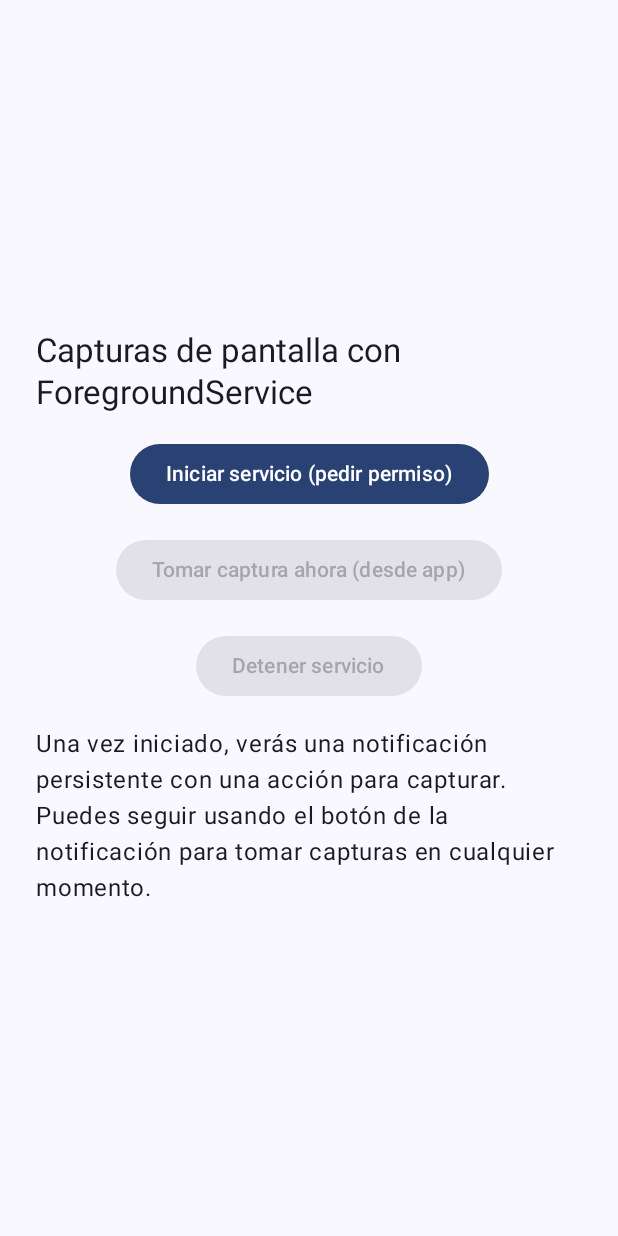
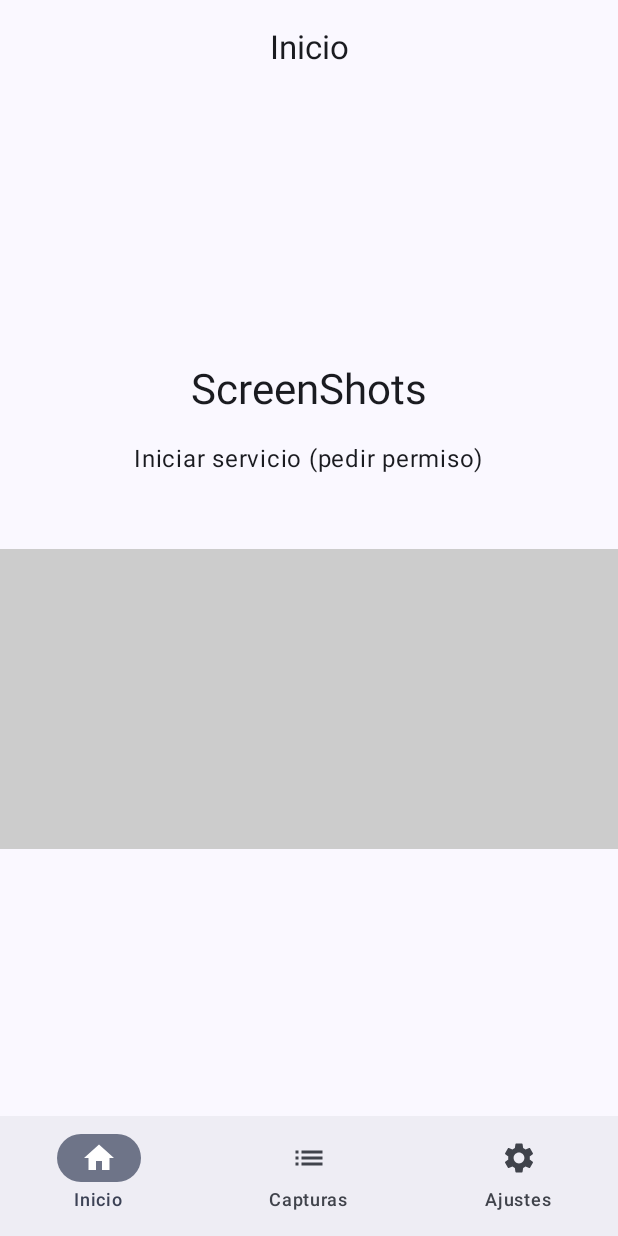
Before and after one commit to gtamayoc/Shotly, an Android app built with Jetpack Compose: the screen it shows after launch (MainActivity), on a phone screen of 412 x 824 dp. Run offline under Robolectric (Android 15) with nearby library versions, the phone set to English and light mode, and no system bars.

Commit message:
CAMBIOS A LA BASE.

```diff
--- a/app/src/main/AndroidManifest.xml
+++ b/app/src/main/AndroidManifest.xml
@@ -29,7 +29,7 @@
         <activity
             android:name=".MainActivity"
             android:exported="true"
-            android:label="@string/title_activity_main"
+            android:label="@string/app_name"
             android:theme="@style/Theme.Capturas">
             <intent-filter>
                 <action android:name="android.intent.action.MAIN" />
--- a/app/src/main/java/com/example/shotly/HomeScreen.kt
+++ /dev/null
@@ -1,121 +0,0 @@
-package com.example.shotly
-
-import android.app.Activity
-import android.app.NotificationManager
-import android.content.Context
-import android.content.Intent
-import android.media.projection.MediaProjectionManager
-import android.os.Build
-import androidx.activity.ComponentActivity
-import androidx.activity.result.contract.ActivityResultContracts
-import androidx.compose.foundation.layout.Arrangement
-import androidx.compose.foundation.layout.Column
-import androidx.compose.foundation.layout.fillMaxSize
-import androidx.compose.foundation.layout.padding
-import androidx.compose.material3.Button
-import androidx.compose.material3.MaterialTheme
-import androidx.compose.material3.Text
-import androidx.compose.runtime.Composable
-import androidx.compose.runtime.getValue
-import androidx.compose.runtime.mutableStateOf
-import androidx.compose.runtime.remember
-import androidx.compose.runtime.setValue
-import androidx.compose.ui.Alignment
-import androidx.compose.ui.Modifier
-import androidx.compose.ui.platform.LocalContext
-import androidx.compose.ui.unit.dp
-import androidx.core.content.ContextCompat
-import androidx.activity.compose.rememberLauncherForActivityResult
-
-
-@Composable
-fun HomeScreen(mpm: MediaProjectionManager) {
-    val context = LocalContext.current
-    var hasNotifPerm by remember { mutableStateOf(checkNotificationsPermission(context)) }
-    var serviceRunning by remember { mutableStateOf(false) }
-
-    val mpLauncher = rememberLauncherForActivityResult(
-        contract = ActivityResultContracts.StartActivityForResult()
-    ) { result ->
-        if (result.resultCode == Activity.RESULT_OK && result.data != null) {
-            val startIntent = Intent(context, ScreenshotService::class.java).apply {
-                action = ScreenshotService.ACTION_START
-                putExtra(ScreenshotService.EXTRA_RESULT_CODE, result.resultCode)
-                putExtra(ScreenshotService.EXTRA_DATA_INTENT, result.data)
-            }
-            ContextCompat.startForegroundService(context, startIntent)
-        }
-    }
-
-    val notifPermLauncher = rememberLauncherForActivityResult(
-        contract = ActivityResultContracts.RequestPermission()
-    ) { granted ->
-        hasNotifPerm = granted || Build.VERSION.SDK_INT < Build.VERSION_CODES.TIRAMISU
-    }
-
-    Column(
-        modifier = Modifier
-            .fillMaxSize()
-            .padding(24.dp),
-        verticalArrangement = Arrangement.spacedBy(16.dp, Alignment.CenterVertically),
-        horizontalAlignment = Alignment.CenterHorizontally
-    ) {
-        Text(
-            "Capturas de pantalla con ForegroundService",
-            style = MaterialTheme.typography.titleLarge
-        )
-
-        Button(
-            onClick = {
-                if (Build.VERSION.SDK_INT >= Build.VERSION_CODES.TIRAMISU && !hasNotifPerm) {
-                    notifPermLauncher?.launch(android.Manifest.permission.POST_NOTIFICATIONS)
-                    return@Button
-                }
-                mpLauncher?.launch(mpm.createScreenCaptureIntent())
-            }
-        ) {
-            Text(if (!serviceRunning) "Iniciar servicio (pedir permiso)" else "Reiniciar servicio")
-        }
-
-        Button(
-            enabled = serviceRunning,
-            onClick = {
-                val captureIntent = Intent(context, ScreenshotService::class.java).apply {
-                    action = ScreenshotService.ACTION_CAPTURE
-                }
-                ContextCompat.startForegroundService(context, captureIntent)
-            }
-        ) {
-            Text("Tomar captura ahora (desde app)")
-        }
-
-        Button(
-            enabled = serviceRunning,
-            onClick = {
-                val stopIntent = Intent(context, ScreenshotService::class.java).apply {
-                    action = ScreenshotService.ACTION_STOP
-                }
-                ContextCompat.startForegroundService(context, stopIntent)
-                serviceRunning = false
-                // Opcional: limpiar notificaciones
-                (context.getSystemService(Context.NOTIFICATION_SERVICE) as NotificationManager)
-                    .cancel(ScreenshotService.NOTIF_ID)
-            }
-        ) {
-            Text("Detener servicio")
-        }
-
-        Text(
-            "Una vez iniciado, verás una notificación persistente con una acción para capturar. " +
-                    "Puedes seguir usando el botón de la notificación para tomar capturas en cualquier momento."
-        )
-    }
-}
-
-private fun checkNotificationsPermission(context: Context): Boolean {
-    return Build.VERSION.SDK_INT < Build.VERSION_CODES.TIRAMISU ||
-            ContextCompat.checkSelfPermission(
-                context,
-                android.Manifest.permission.POST_NOTIFICATIONS
-            ) == android.content.pm.PackageManager.PERMISSION_GRANTED
-}
--- a/app/src/main/java/com/example/shotly/MainActivity.kt
+++ b/app/src/main/java/com/example/shotly/MainActivity.kt
@@ -1,29 +1,22 @@
 package com.example.shotly
 
-import android.content.Context
 import android.media.projection.MediaProjectionManager
 import android.os.Bundle
 import androidx.activity.ComponentActivity
 import androidx.activity.compose.setContent
-import androidx.compose.foundation.layout.fillMaxSize
-import androidx.compose.material3.Surface
-import androidx.compose.ui.Modifier
-import com.example.shotly.ui.theme.ShotlyTheme
+import androidx.lifecycle.viewmodel.compose.viewModel
+import com.example.shotly.navigation.AppNavHost
+import com.example.shotly.viewModel.SharedViewModel
 
 class MainActivity : ComponentActivity() {
-    private lateinit var mpm: MediaProjectionManager
 
     override fun onCreate(savedInstanceState: Bundle?) {
         super.onCreate(savedInstanceState)
 
-        mpm = getSystemService(Context.MEDIA_PROJECTION_SERVICE) as MediaProjectionManager
-
         setContent {
-            ShotlyTheme {
-                Surface(modifier = Modifier.fillMaxSize()) {
-                    HomeScreen(mpm = mpm)
-                }
-            }
+            val sharedVM: SharedViewModel = viewModel()
+            sharedVM.mpm = getSystemService(MEDIA_PROJECTION_SERVICE) as MediaProjectionManager
+            AppNavHost(sharedVM)
         }
     }
 }
--- /dev/null
+++ b/app/src/main/java/com/example/shotly/components/HomeScreen.kt
@@ -0,0 +1,100 @@
+package com.example.shotly.components
+
+import android.Manifest
+import android.app.Activity
+import android.content.Context
+import android.content.Intent
+import android.content.pm.PackageManager
+import android.os.Build
+import androidx.activity.compose.rememberLauncherForActivityResult
+import androidx.activity.result.contract.ActivityResultContracts
+import androidx.compose.foundation.background
+import androidx.compose.foundation.layout.Arrangement
+import androidx.compose.foundation.layout.Box
+import androidx.compose.foundation.layout.Column
+import androidx.compose.foundation.layout.Spacer
+import androidx.compose.foundation.layout.fillMaxSize
+import androidx.compose.foundation.layout.fillMaxWidth
+import androidx.compose.foundation.layout.height
+import androidx.compose.foundation.layout.padding
+import androidx.compose.material3.MaterialTheme
+import androidx.compose.material3.Scaffold
+import androidx.compose.material3.Text
+import androidx.compose.runtime.Composable
+import androidx.compose.runtime.LaunchedEffect
+import androidx.compose.runtime.getValue
+import androidx.compose.runtime.mutableStateOf
+import androidx.compose.runtime.remember
+import androidx.compose.runtime.setValue
+import androidx.compose.ui.Alignment
+import androidx.compose.ui.Modifier
+import androidx.compose.ui.graphics.Color
+import androidx.compose.ui.platform.LocalContext
+import androidx.compose.ui.unit.dp
+import androidx.core.content.ContextCompat
+import com.example.shotly.ScreenshotService
+import com.example.shotly.viewModel.SharedViewModel
+
+
+@Composable
+fun HomeScreen(sharedVM: SharedViewModel) {
+    val context = LocalContext.current
+    var hasNotifPerm by remember { mutableStateOf(checkNotificationsPermission(context)) }
+    var serviceRunning by remember { mutableStateOf(false) }
+    val mpm = sharedVM.mpm
+    val mpLauncher = rememberLauncherForActivityResult(
+        contract = ActivityResultContracts.StartActivityForResult()
+    ) { result ->
+        if (result.resultCode == Activity.RESULT_OK && result.data != null) {
+            val startIntent = Intent(context, ScreenshotService::class.java).apply {
+                action = ScreenshotService.Companion.ACTION_START
+                putExtra(ScreenshotService.Companion.EXTRA_RESULT_CODE, result.resultCode)
+                putExtra(ScreenshotService.Companion.EXTRA_DATA_INTENT, result.data)
+            }
+            ContextCompat.startForegroundService(context, startIntent)
+        }
+    }
+
+    val notifPermLauncher = rememberLauncherForActivityResult(
+        contract = ActivityResultContracts.RequestPermission()
+    ) { granted ->
+        hasNotifPerm = granted || Build.VERSION.SDK_INT < Build.VERSION_CODES.TIRAMISU
+    }
+
+    LaunchedEffect(Unit) {
+        if (Build.VERSION.SDK_INT >= Build.VERSION_CODES.TIRAMISU && !hasNotifPerm) {
+            notifPermLauncher.launch(Manifest.permission.POST_NOTIFICATIONS)
+        } else {
+            mpLauncher.launch(mpm.createScreenCaptureIntent())
+        }
+    }
+
+    Scaffold {
+        Column(
+            modifier = Modifier
+                .padding(it)
+                .fillMaxSize(),
+            verticalArrangement = Arrangement.spacedBy(16.dp, Alignment.CenterVertically),
+            horizontalAlignment = Alignment.CenterHorizontally
+        ) {
+            Text("ScreenShots", style = MaterialTheme.typography.headlineMedium)
+            Text(if (!serviceRunning) "Iniciar servicio (pedir permiso)" else "Reiniciar servicio")
+            Spacer(Modifier.height(16.dp))
+            Box(
+                modifier = Modifier
+                    .fillMaxWidth()
+                    .height(200.dp)
+                    .background(Color.LightGray)
+            )
+        }
+    }
+
+}
+
+private fun checkNotificationsPermission(context: Context): Boolean {
+    return Build.VERSION.SDK_INT < Build.VERSION_CODES.TIRAMISU ||
+            ContextCompat.checkSelfPermission(
+                context,
+                Manifest.permission.POST_NOTIFICATIONS
+            ) == PackageManager.PERMISSION_GRANTED
+}
--- /dev/null
+++ b/app/src/main/java/com/example/shotly/navigation/AppNavHost.kt
@@ -0,0 +1,115 @@
+package com.example.shotly.navigation
+
+import androidx.compose.foundation.layout.fillMaxSize
+import androidx.compose.foundation.layout.padding
+import androidx.compose.material.icons.Icons
+import androidx.compose.material.icons.filled.Home
+import androidx.compose.material.icons.filled.List
+import androidx.compose.material.icons.filled.Settings
+import androidx.compose.material3.CenterAlignedTopAppBar
+import androidx.compose.material3.ExperimentalMaterial3Api
+import androidx.compose.material3.Icon
+import androidx.compose.material3.NavigationBar
+import androidx.compose.material3.NavigationBarItem
+import androidx.compose.material3.Scaffold
+import androidx.compose.material3.Text
+import androidx.compose.runtime.Composable
+import androidx.compose.ui.Modifier
+import androidx.navigation.compose.NavHost
+import androidx.navigation.compose.composable
+import androidx.navigation.compose.currentBackStackEntryAsState
+import androidx.navigation.compose.rememberNavController
+import com.example.shotly.components.AllCapturesScreen
+import com.example.shotly.components.EditorScreen
+import com.example.shotly.components.HomeScreen
+import com.example.shotly.components.SettingsScreen
+import com.example.shotly.ui.theme.ShotlyTheme
+import com.example.shotly.viewModel.SharedViewModel
+
+@OptIn(ExperimentalMaterial3Api::class)
+@Composable
+fun AppNavHost(sharedVM: SharedViewModel) {
+    val navController = rememberNavController()
+
+    ShotlyTheme {
+        // No es necesario Surface aquí si Scaffold ya maneja el fondo
+        val currentBackStackEntry = navController.currentBackStackEntryAsState().value
+        val currentRoute = currentBackStackEntry?.destination?.route
+
+        // Decide en qué rutas mostrar barras
+        val showTopBar = when (currentRoute) {
+            Screen.Home.route, Screen.AllScreens.route, Screen.Editor.route, Screen.Settings.route -> true
+            else -> false
+        }
+        val showBottomBar = showTopBar
+
+        Scaffold(
+            topBar = {
+                if (showTopBar) {
+                    CenterAlignedTopAppBar(
+                        title = { Text(topBarTitleForRoute(currentRoute)) }
+                    )
+                }
+            },
+            bottomBar = {
+                if (showBottomBar) {
+                    NavigationBar {
+                        NavigationBarItem(
+                            selected = currentRoute == Screen.Home.route,
+                            onClick = {
+                                navController.navigate(Screen.Home.route) {
+                                    launchSingleTop = true
+                                }
+                            },
+                            icon = { Icon(Icons.Default.Home, contentDescription = "Inicio") },
+                            label = { Text("Inicio") }
+                        )
+                        NavigationBarItem(
+                            selected = currentRoute == Screen.AllScreens.route,
+                            onClick = {
+                                navController.navigate(Screen.AllScreens.route) {
+                                    launchSingleTop = true
+                                }
+                            },
+                            icon = { Icon(Icons.Default.List, contentDescription = "Capturas") },
+                            label = { Text("Capturas") }
+                        )
+                        NavigationBarItem(
+                            selected = currentRoute == Screen.Settings.route,
+                            onClick = {
+                                navController.navigate(Screen.Settings.route) {
+                                    launchSingleTop = true
+                                }
+                            },
+                            icon = { Icon(Icons.Default.Settings, contentDescription = "Ajustes") },
+                            label = { Text("Ajustes") }
+                        )
+                    }
+                }
+            }
+        ) { innerPadding ->
+            // Importante: aplicar el padding del Scaffold al NavHost
+            NavHost(
+                navController = navController,
+                startDestination = Screen.Home.route,
+                modifier = Modifier
+                    .fillMaxSize()
+                    .padding(innerPadding)
+            ) {
+                composable(Screen.Home.route) { HomeScreen(sharedVM) }
+                composable(Screen.AllScreens.route) { AllCapturesScreen() }
+                composable(Screen.Editor.route) { EditorScreen(navController) }
+                composable(Screen.Settings.route) { SettingsScreen() }
+            }
+        }
+    }
+}
+
+@Composable
+private fun topBarTitleForRoute(route: String?): String = when (route) {
+    Screen.Home.route -> "Inicio"
+    Screen.AllScreens.route -> "Capturas"
+    Screen.Editor.route -> "Editor"
+    Screen.Settings.route -> "Ajustes"
+    else -> ""
+}
--- /dev/null
+++ b/app/src/main/java/com/example/shotly/navigation/Screen.kt
@@ -0,0 +1,8 @@
+package com.example.shotly.navigation
+
+sealed class Screen(val route: String) {
+    object Home : Screen("home")
+    object AllScreens : Screen("all_screens")
+    object Editor : Screen("editor")
+    object Settings : Screen("settings")
+}
--- /dev/null
+++ b/app/src/main/java/com/example/shotly/viewModel/SharedViewModel.kt
@@ -0,0 +1,9 @@
+package com.example.shotly.viewModel
+
+import android.media.projection.MediaProjectionManager
+import androidx.lifecycle.ViewModel
+
+class SharedViewModel : ViewModel() {
+    lateinit var mpm: MediaProjectionManager
+
+}
```
Also changed, not shown: app/build.gradle (+25 -6 lines), app/src/main/java/com/example/shotly/ScreenshotService.kt (+12 -0 lines), app/src/main/java/com/example/shotly/components/AllCapturesScreen.kt (added, +43 -0 lines), app/src/main/java/com/example/shotly/components/CaptureThumbnail.kt (added, +59 -0 lines), app/src/main/java/com/example/shotly/components/EditorScreen.kt (added, +91 -0 lines), app/src/main/java/com/example/shotly/components/SettingsScreen.kt (added, +54 -0 lines), app/src/main/java/com/example/shotly/utils/LocalLogger.kt (added, +40 -0 lines), gradle/libs.versions.toml (+31 -0 lines).
